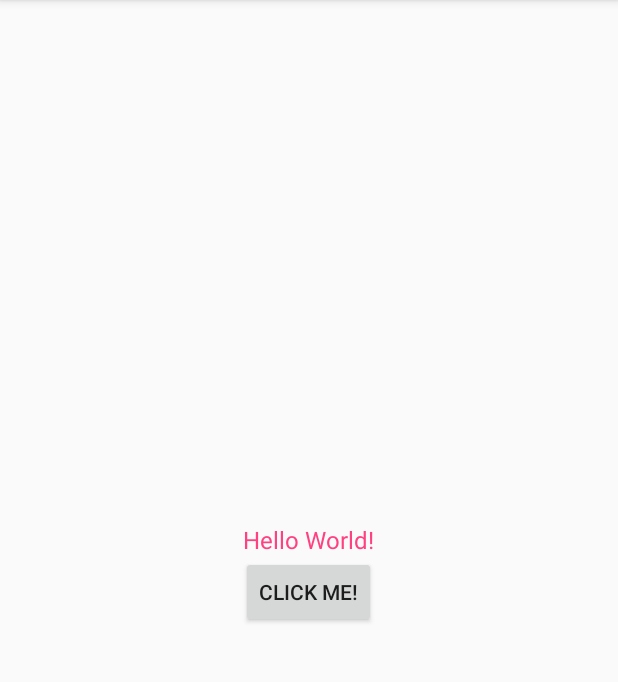
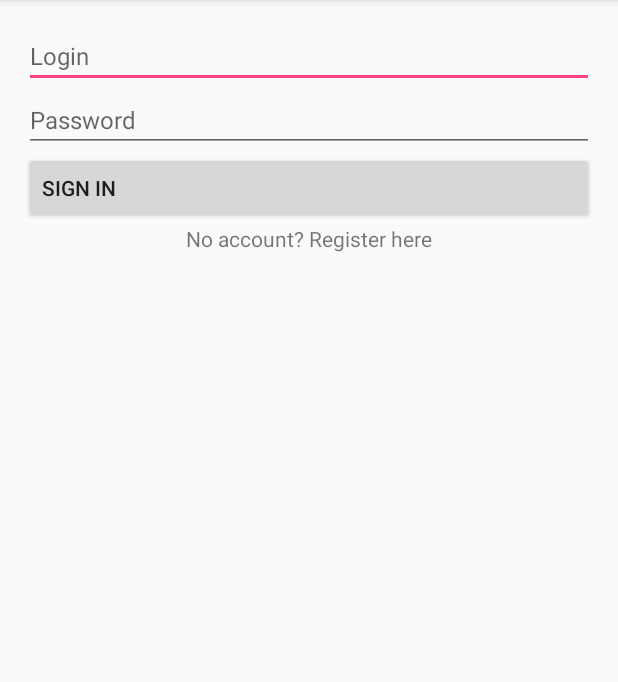
Before and after one commit to alicja-lachman/RoadTracker, an Android app: the screen it shows after launch (ExampleActivity before the commit, LoginActivity after it), on a phone screen of 412 x 824 dp, the part 84-766 px from its top. Run offline under Robolectric (Android 15) with nearby library versions, the light colour scheme and no system bars; our stand-ins replace Timber; 1 statement that could not run was skipped.

Commit message:
Add login activity template

```diff
--- a/app/build.gradle
+++ b/app/build.gradle
@@ -80,6 +80,8 @@ dependencies {
     compile 'com.jakewharton.timber:timber:4.5.1'
     compile 'com.github.bumptech.glide:glide:3.7.0'
     compile 'com.jakewharton.retrofit:retrofit2-rxjava2-adapter:1.0.0'
+    compile 'com.android.support:support-v4:25.2.0'
+    compile 'com.android.support:design:25.2.0'
     apt 'com.jakewharton:butterknife-compiler:8.2.1'
     testCompile 'junit:junit:4.12'
 }
--- a/app/src/main/AndroidManifest.xml
+++ b/app/src/main/AndroidManifest.xml
@@ -3,14 +3,14 @@
     package="com.polsl.roadtracker">
 
     <application
+        android:name=".RoadTrackerApplication"
         android:allowBackup="true"
-        android:name=".RoadTrackerApplication"
         android:icon="@mipmap/ic_launcher"
         android:label="@string/app_name"
         android:roundIcon="@mipmap/ic_launcher_round"
         android:supportsRtl="true"
         android:theme="@style/AppTheme">
-        <activity android:name=".ExampleActivity">
+        <activity android:name=".LoginActivity">
             <intent-filter>
                 <action android:name="android.intent.action.MAIN" />
 
--- a/app/src/main/java/com/polsl/roadtracker/ExampleActivity.java
+++ /dev/null
@@ -1,34 +0,0 @@
-package com.polsl.roadtracker;
-
-import android.os.Bundle;
-import android.support.v7.app.AppCompatActivity;
-import android.view.View;
-import android.widget.TextView;
-
-import butterknife.BindView;
-import butterknife.ButterKnife;
-import butterknife.OnClick;
-import timber.log.Timber;
-
-//TODO: delete this activity
-public class ExampleActivity extends AppCompatActivity {
-
-    @BindView(R.id.surprise_text)
-    TextView text;
-
-    @OnClick(R.id.button)
-    public void onButtonClick(View view) {
-        Timber.d("You clicked on button!");
-        if (text.getVisibility() == View.GONE)
-            text.setVisibility(View.VISIBLE);
-        else text.setVisibility(View.GONE);
-    }
-
-    @Override
-    protected void onCreate(Bundle savedInstanceState) {
-        super.onCreate(savedInstanceState);
-        setContentView(R.layout.activity_example);
-        ButterKnife.bind(this); //this is necessary in every activity that we want to use Butterknife in
-
-    }
-}
--- /dev/null
+++ b/app/src/main/java/com/polsl/roadtracker/LoginActivity.java
@@ -0,0 +1,29 @@
+package com.polsl.roadtracker;
+
+import android.support.v7.app.AppCompatActivity;
+import android.os.Bundle;
+import android.widget.Toast;
+
+public class LoginActivity extends AppCompatActivity {
+    private Toast message;
+
+    @Override
+    protected void onCreate(Bundle savedInstanceState) {
+        super.onCreate(savedInstanceState);
+        setContentView(R.layout.activity_login);
+    }
+
+    public void onLoginButtonClick() {
+        if(message!=null)
+            message.cancel();
+        message = Toast.makeText(this, "Login", Toast.LENGTH_SHORT);
+        message.show();
+    }
+
+    public void onRegisterClick() {
+        if(message!=null)
+            message.cancel();
+        message = Toast.makeText(this, "Register", Toast.LENGTH_SHORT);
+        message.show();
+    }
+}
--- /dev/null
+++ b/app/src/main/res/layout/activity_login.xml
@@ -0,0 +1,46 @@
+<?xml version="1.0" encoding="utf-8"?>
+<LinearLayout xmlns:android="http://schemas.android.com/apk/res/android"
+    xmlns:tools="http://schemas.android.com/tools"
+    android:id="@+id/activity_login"
+    android:layout_width="match_parent"
+    android:layout_height="match_parent"
+    android:paddingBottom="@dimen/activity_vertical_margin"
+    android:paddingLeft="@dimen/activity_horizontal_margin"
+    android:paddingRight="@dimen/activity_horizontal_margin"
+    android:paddingTop="@dimen/activity_vertical_margin"
+    tools:context="com.polsl.roadtracker.LoginActivity"
+    android:orientation="vertical">
+
+    <EditText
+        android:layout_width="match_parent"
+        android:layout_height="wrap_content"
+        android:id="@+id/et_login"
+        android:textSize="16sp"
+        android:hint="@string/login_hint"
+        />
+
+    <EditText
+        android:layout_width="match_parent"
+        android:layout_height="wrap_content"
+        android:id="@+id/et_password"
+        android:textSize="16sp"
+        android:hint="@string/password_hint"
+        />
+
+    <Button
+        android:layout_width="match_parent"
+        android:layout_height="wrap_content"
+        android:id="@+id/btn_login"
+        android:text="@string/login_button"
+        android:padding="12dp"
+        android:gravity="center_vertical"
+        android:onClick="onLoginButtonClick"/>
+
+    <TextView
+        android:layout_width="wrap_content"
+        android:layout_height="wrap_content"
+        android:id="@+id/tv_register"
+        android:text="@string/register_text"
+        android:layout_gravity="center"
+        android:onClick="onRegisterClick"/>
+</LinearLayout>
--- /dev/null
+++ b/app/src/main/res/values-w820dp/dimens.xml
@@ -0,0 +1,6 @@
+<resources>
+    <!-- Example customization of dimensions originally defined in res/values/dimens.xml
+         (such as screen margins) for screens with more than 820dp of available width. This
+         would include 7" and 10" devices in landscape (~960dp and ~1280dp respectively). -->
+    <dimen name="activity_horizontal_margin">64dp</dimen>
+</resources>
--- a/app/src/main/res/values/dimens.xml
+++ b/app/src/main/res/values/dimens.xml
@@ -1,4 +1,7 @@
 <?xml version="1.0" encoding="utf-8"?>
 <resources>
     <dimen name="text_size">16sp</dimen>
+    <!-- Default screen margins, per the Android Design guidelines. -->
+    <dimen name="activity_horizontal_margin">16dp</dimen>
+    <dimen name="activity_vertical_margin">16dp</dimen>
 </resources>
--- a/app/src/main/res/values/strings.xml
+++ b/app/src/main/res/values/strings.xml
@@ -2,5 +2,10 @@
     <string name="app_name">RoadTracker</string>
     <string name="click_me">Click me!</string>
     <string name="surprise">SURPRISE!!!</string>
+    <string name="title_activity_login">Sign in</string>
 
+    <string name="login_hint">Login</string>
+    <string name="password_hint">Password</string>
+    <string name="login_button">Sign in</string>
+    <string name="register_text">No account? Register here</string>
 </resources>
```
